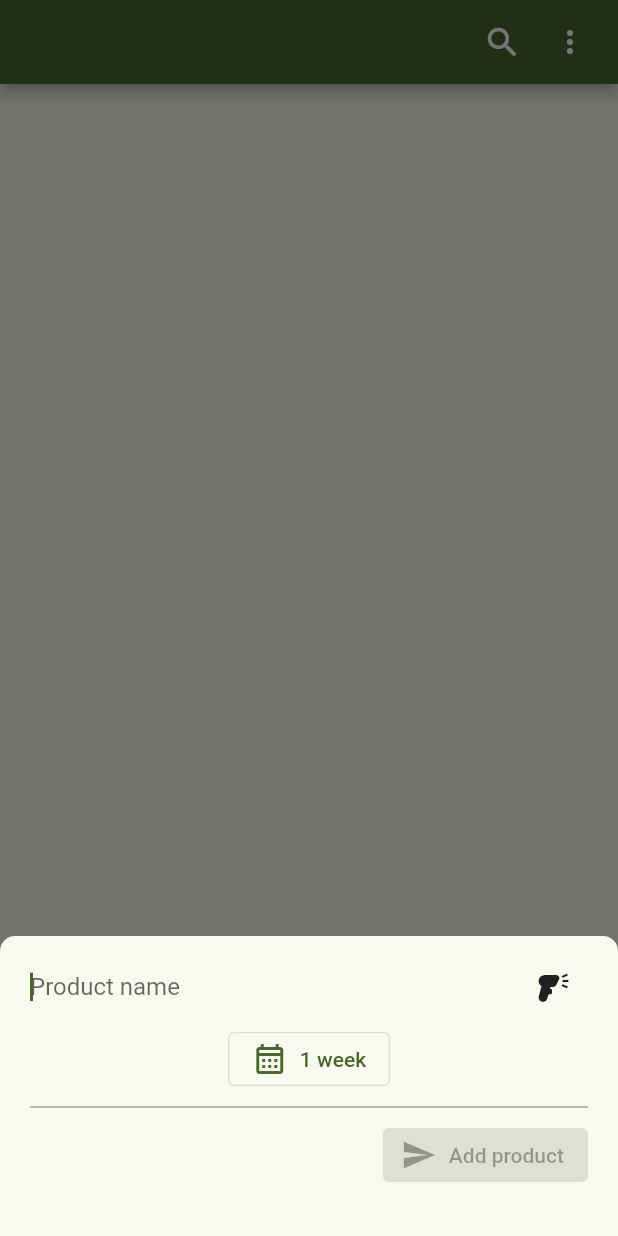
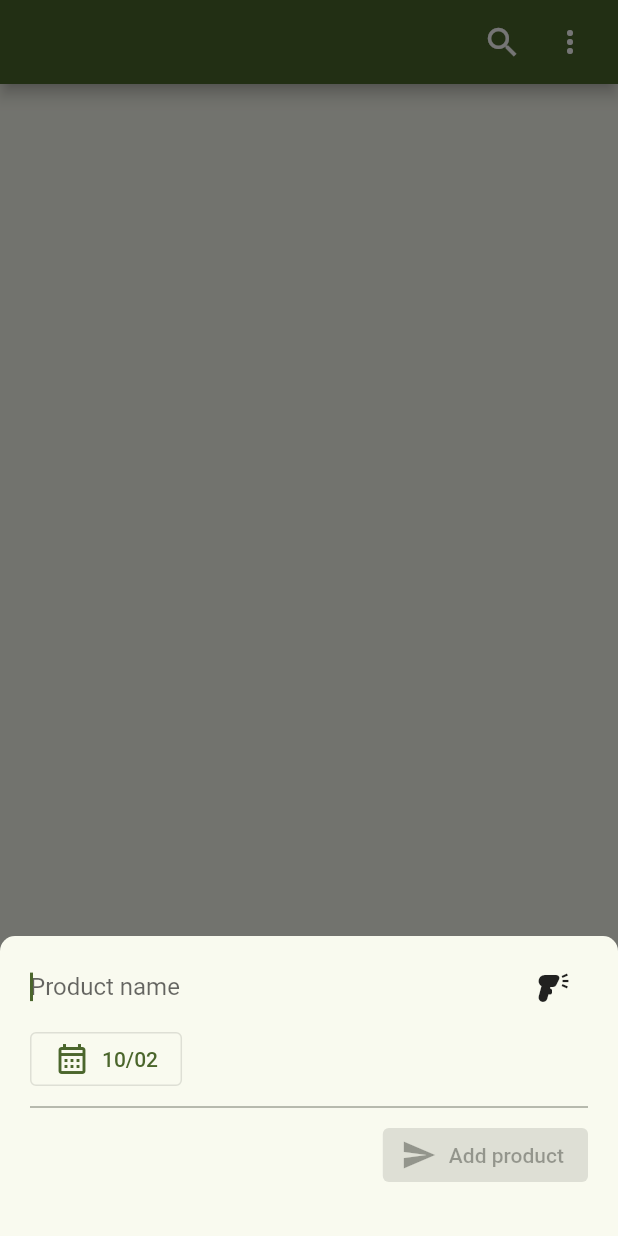
Before and after one commit to pierretre/fridge-app, a Flutter app: the screen it shows after launch, after a tap on the "add" icon, on a phone screen of 412 x 824 dp. Run offline on Flutter 3.47's test engine with Material 2 defaults, Android fonts, the phone set to English and light mode, and no system bars; our stand-ins replace shared_preferences, sqflite; missing offline and left inert: flutter_barcode_scanner, openfoodfacts; accounts and stored records are empty.

Commit message:
form improvments and product model refactoring

```diff
--- a/lib/models/product.dart
+++ b/lib/models/product.dart
@@ -2,31 +2,32 @@ import 'package:intl/intl.dart';
 
 class Product {
 
-  final DateFormat formatter = DateFormat('yyyy-MM-dd');
-
   final int? id;
-  String name;
+  String label;
   String? barcode;
   DateTime expiresOn;
   int quantity;
+  String? description;
   String? thumbnail;
 
   Product({
     this.id,
-    required this.name,
+    required this.label,
     this.barcode,
     required this.expiresOn,
     required this.quantity,
+    this.description,
     this.thumbnail
   });
 
   Map<String, dynamic> toMap() {
     return {
       'id': id,
-      'name': name,
+      'label': label,
       'barcode': barcode,
-      'expiresOn': formatter.format(expiresOn),
+      'expiresOn': DateFormat('yyyy-MM-dd').format(expiresOn),
       'quantity': quantity,
+      'description': description,
       'thumbnail': thumbnail,
     };
   }
--- a/lib/models/productlist-model.dart
+++ b/lib/models/productlist-model.dart
@@ -21,7 +21,7 @@ class ProductListModel extends ChangeNotifier {
     final prefs = await SharedPreferences.getInstance();
     await DbService().insert(product).then((value) async {
       if (product.barcode != null) {
-        await prefs.setString(product.barcode!, product.name);
+        await prefs.setString(product.barcode!, product.label);
       }
     });
     await refreshProducts();
--- a/lib/services/barcode-service.dart
+++ b/lib/services/barcode-service.dart
@@ -17,7 +17,7 @@ class BarcodeService {
     OpenFoodAPIConfiguration.globalCountry = OpenFoodFactsCountry.FRANCE;
   }
 
-  Future<String> barcodeExtract() async {
+  Future<String> _barcodeExtract() async {
     return await FlutterBarcodeScanner.scanBarcode("#ff6666",
                                               "Cancel",
                                               false,
@@ -45,7 +45,7 @@ class BarcodeService {
   }
 
   Future<Map<String, String?>> barcodeScanning() async {
-    String barcode = await barcodeExtract();
+    String barcode = await _barcodeExtract();
 
     // FOR TESTING PURPOSE : TODO
     if(barcode == "-1") barcode = "3017620422003";
--- a/lib/services/db-service.dart
+++ b/lib/services/db-service.dart
@@ -25,7 +25,7 @@ class DbService {
       path,
       onCreate: (db, version) {
         return db.execute(
-          'CREATE TABLE products(id INTEGER PRIMARY KEY NOT NULL, name TEXT NOT NULL, barcode TEXT, expiresOn DATE NOT NULL, quantity INTEGER NOT NULL, thumbnail TEXT)',
+          'CREATE TABLE products(id INTEGER PRIMARY KEY NOT NULL, label TEXT NOT NULL, barcode TEXT, expiresOn DATE NOT NULL, quantity INTEGER NOT NULL, thumbnail TEXT)',
         );
       },
       version: _db_version,
@@ -53,10 +53,12 @@ class DbService {
     return List.generate(
       maps.length, (index) => Product(
         id: maps[index]['id'],
-        name: maps[index]['name'].toString(),
+        label: maps[index]['label'].toString(),
         barcode: maps[index]['barcode'].toString(),
         expiresOn: DateTime.parse(maps[index]['expiresOn']),
-        quantity: maps[index]['quantity']
+        quantity: maps[index]['quantity'],
+        description: maps[index]['description'].toString(),
+        thumbnail: maps[index]['thumbnail'].toString()
       )
     );
   }
--- a/lib/widgets/product-form.dart
+++ b/lib/widgets/product-form.dart
@@ -1,7 +1,8 @@
 import 'package:flutter/material.dart';
 import 'package:fridge_app/models/product.dart';
 import 'package:fridge_app/models/productlist-model.dart';
-import 'package:fridge_app/utils/utils.dart';
+import 'package:fridge_app/services/barcode-service.dart';
+import 'package:intl/intl.dart';
 
 class ProductFormWidget extends StatefulWidget {
 
@@ -16,6 +17,9 @@ class ProductFormWidget extends StatefulWidget {
 class _ProductFormWidgetState extends State<ProductFormWidget> {
 
   var _selectedDate;
+  var _barcode;
+  var _thumbnail;
+  var _description;
 
   final TextEditingController _label_controller = TextEditingController();
 
@@ -24,9 +28,8 @@ class _ProductFormWidgetState extends State<ProductFormWidget> {
   bool _dateSelect = false;
   @override
   void initState() {
-    // print("[LOG] form initialization");
+    initProductInfoFromData(widget.product_args);
     _selectedDate = DateTime.now().add(const Duration(days: 7));
-    _label_controller.text = widget.product_args['product_label'] ?? "";
     super.initState();
   }
 
@@ -53,23 +56,26 @@ class _ProductFormWidgetState extends State<ProductFormWidget> {
                     border: InputBorder.none,
                     hintText: 'Product name',
                   ),
-                  // onChanged: (value) => setState(() => _label = value),
                   onTap: () => setState(() => _dateSelect = false),
                 ),
               ),
               Flexible(
-                child: IconButton(
+                child: IconButton.outlined(
                   icon: const Icon(Icons.barcode_reader),
-                  onPressed: () { print("[LOG] tap barcode scan"); },
+                  onPressed: () => handleBarcodeButtonPressed(),
                 )
               )
             ],
           ),
-          Flexible(
-            child: OutlinedButton.icon(
-              onPressed: () => focusDatePickingPanel(),
-              icon: const Icon(Icons.calendar_month_outlined),
-              label: Text(Utils.getProductLastingDays(_selectedDate).$1))
+          Align(
+            alignment: Alignment.centerLeft,
+            child: Flexible(
+              child: OutlinedButton.icon(
+                onPressed: () => focusDatePickingPanel(),
+                icon: const Icon(Icons.calendar_month_outlined),
+                label: Text(DateFormat('MM/dd').format(_selectedDate))
+              )
+            )
           ),
           if(_dateSelect) Expanded(
             child: CalendarDatePicker(
@@ -83,7 +89,7 @@ class _ProductFormWidgetState extends State<ProductFormWidget> {
           Align(
             alignment: Alignment.centerRight,
             child: ElevatedButton.icon(
-              onPressed: _label_controller.value.text.isNotEmpty ? () => handleButtonPressed() : null,
+              onPressed: _label_controller.value.text.isNotEmpty ? () => handleAddButtonPressed() : null,
               icon: const Icon(Icons.send),
               label: const Text("Add product")
             ),
@@ -93,13 +99,31 @@ class _ProductFormWidgetState extends State<ProductFormWidget> {
     );
   }
 
-  handleButtonPressed() async {
-    await ProductListModel().add(Product(name: _label_controller.value.text, barcode: "dummy_barcode", expiresOn: _selectedDate, quantity: 1, thumbnail: widget.product_args['product_thumbnail']));
+  void initProductInfoFromData(Map<String, String?> product_args) {
+    _barcode = product_args['product_barcode'];
+    _label_controller.text = product_args['product_label'] ?? "";
+    _description = product_args['product_description'];
+    _thumbnail = product_args['product_thumbnail'];
+  }
+
+  handleAddButtonPressed() async {
+    await ProductListModel().add(Product(
+      barcode: _barcode,
+      label: _label_controller.value.text,
+      expiresOn: _selectedDate,
+      quantity: 1,
+      description: _description,
+      thumbnail: _thumbnail
+    ));
     Navigator.of(context).pop();
   }
 
+  handleBarcodeButtonPressed() async {
+    initProductInfoFromData(await BarcodeService().barcodeScanning());
+  }
+
   focusDatePickingPanel() {
-    print("[LOG] unfocus");
+    // print("[LOG] unfocus");
     FocusScope.of(context).requestFocus(FocusNode());
     setState(() => _dateSelect = true);
   }
```
Also changed, not shown: lib/widgets/product-gridcard.dart (+4 -3 lines), 1 other file.
